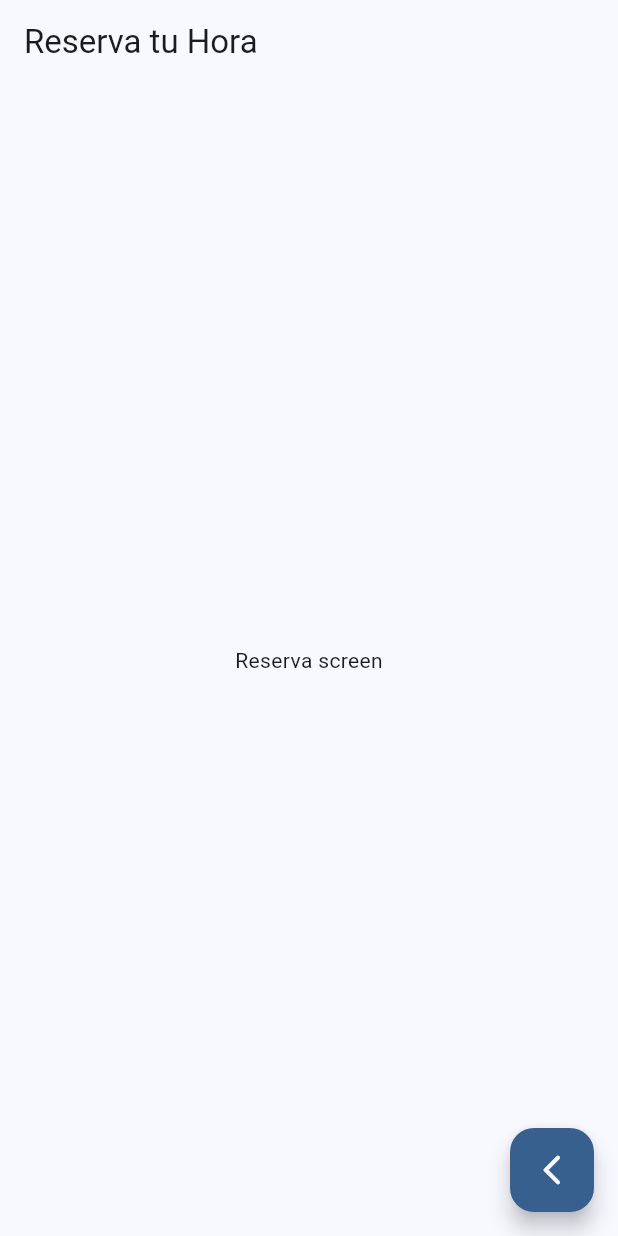
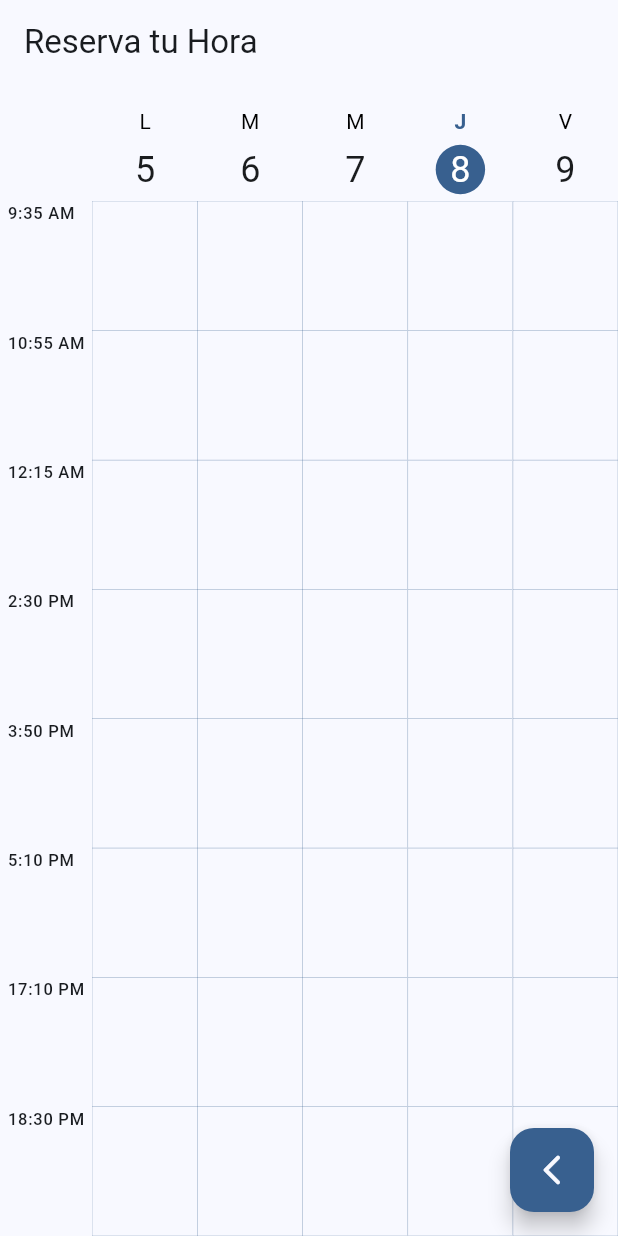
Before and after one commit to nattohd/gimnasio_app, a Flutter app: the ReservasScreen screen opened by its route, on a phone screen of 412 x 824 dp. Run offline on Flutter 3.47's test engine with Material 2 defaults, Android fonts, the phone set to English and light mode, and no system bars; our stand-ins replace flutter_custom_clippers, go_router, material_design_icons_flutter.

Commit message:
addin calendar

```diff
--- a/lib/src/screens/reservas/reservas_screen.dart
+++ b/lib/src/screens/reservas/reservas_screen.dart
@@ -1,4 +1,7 @@
 import 'package:flutter/material.dart';
+import 'package:gimnasio_app/src/screens/reservas/widgets/body_calendar.dart';
+import 'package:gimnasio_app/src/screens/reservas/widgets/grilla_calendar.dart';
+import 'package:gimnasio_app/src/screens/reservas/widgets/header_calendar.dart';
 import 'package:go_router/go_router.dart';
 
 class ReservasScreen extends StatelessWidget {
@@ -17,9 +20,13 @@ class ReservasScreen extends StatelessWidget {
           onPressed: () => context.pop(),
           child: const Icon(Icons.arrow_back_ios_new_rounded),
         ),
-      body: const Center(
-        child: Text('Reserva screen'),
-      ),
-    );
+        body: Column(
+          children: const [
+            HeaderCalendar(),
+            Expanded(
+              child: BodyCalendar(),
+            )
+          ],
+        ));
   }
 }
--- /dev/null
+++ b/lib/src/screens/reservas/widgets/body_calendar.dart
@@ -0,0 +1,44 @@
+import 'package:flutter/material.dart';
+import 'package:gimnasio_app/src/screens/reservas/widgets/grilla_calendar.dart';
+import 'package:gimnasio_app/src/shared/data/semana_data.dart';
+
+class BodyCalendar extends StatelessWidget {
+  const BodyCalendar({super.key});
+
+  @override
+  Widget build(BuildContext context) {
+    Size size = MediaQuery.of(context).size;
+    TextTheme textStyle = Theme.of(context).textTheme;
+    return SizedBox(
+      width: size.width,
+      child: LayoutBuilder(
+        builder: (BuildContext context, BoxConstraints constraints) {
+          double parentHeight = constraints.maxHeight;
+          // Utiliza parentWidth para realizar las operaciones que necesites
+          // con el ancho del contenedor padre
+          return Row(
+            children: [
+              Column(
+                children: hours.map((hour) {
+                  return Container(
+                    padding: const EdgeInsets.only(left: 5),
+                    width: size.width * .15,
+                    height: (parentHeight / 8),
+                    child: Text(
+                      hour['hour'],
+                      style: textStyle.labelSmall,
+                    ),
+                  );
+                }).toList(),
+              ),
+              Expanded(
+                child: GrillaCalendar(
+                    heightGrilla: parentHeight / 8, widthGrilla: 0.18),
+              ),
+            ],
+          );
+        },
+      ),
+    );
+  }
+}
--- /dev/null
+++ b/lib/src/screens/reservas/widgets/grilla_calendar.dart
@@ -0,0 +1,34 @@
+import 'package:flutter/material.dart';
+
+class GrillaCalendar extends StatelessWidget {
+  final double heightGrilla;
+  final double widthGrilla;
+  const GrillaCalendar(
+      {super.key, required this.heightGrilla, required this.widthGrilla});
+
+  @override
+  Widget build(BuildContext context) {
+    List<int> columnas = List<int>.generate(8, (index) => index);
+    Size size = MediaQuery.of(context).size;
+    final colors = Theme.of(context).colorScheme;
+    return Column(
+      children: columnas.map((i) {
+        List<int> filas = List<int>.generate(5, (index) => index);
+        return Row(
+          children: filas.map((i) {
+            return Container(
+              decoration: BoxDecoration(
+                border: Border.all(
+                  color: colors.primary,
+                  width: .1,
+                ),
+              ),
+              width: size.width * 0.85 / 5,
+              height: heightGrilla,
+            );
+          }).toList(),
+        );
+      }).toList(),
+    );
+  }
+}
--- /dev/null
+++ b/lib/src/screens/reservas/widgets/header_calendar.dart
@@ -0,0 +1,66 @@
+import 'package:flutter/material.dart';
+import 'package:gimnasio_app/src/shared/data/semana_data.dart';
+
+class HeaderCalendar extends StatelessWidget {
+  const HeaderCalendar({super.key});
+
+  @override
+  Widget build(BuildContext context) {
+    Size size = MediaQuery.of(context).size;
+    final textStyle = Theme.of(context).textTheme;
+    final colors = Theme.of(context).colorScheme;
+    print(textStyle.headlineSmall);
+    return Container(
+      width: size.width,
+      margin: EdgeInsets.only(left: size.width * 0.15),
+      child: Row(
+        mainAxisAlignment: MainAxisAlignment.center,
+        children: days.map((day) {
+          return Container(
+            height: size.width * 0.19,
+            width: size.width * 0.85 / 5,
+            padding: const EdgeInsets.all(15.0),
+            child: Column(
+              children: [
+                Text(
+                  day['abreviation'].toString(),
+                  style: TextStyle(
+                      color: day['currentDay'] ? colors.primary : Colors.black,
+                      fontWeight: day['currentDay']
+                          ? FontWeight.bold
+                          : FontWeight.normal),
+                ),
+                const SizedBox(
+                  height: 5,
+                ),
+                Stack(
+                  alignment: Alignment.center,
+                  children: [
+                    Container(
+                      width: size.width * 0.08,
+                      height: size.width * 0.08,
+                      decoration: day['currentDay']
+                          ? BoxDecoration(
+                              color: colors.primary,
+                              borderRadius: BorderRadius.circular(50))
+                          : null,
+                    ),
+                    Text(
+                      day['numDay'].toString(),
+                      style: TextStyle(
+                          fontSize: 24,
+                          color: day['currentDay']
+                              ? Colors.white
+                              : const Color(0xff1a1c1e)),
+                    ),
+                  ],
+                ),
+                // Convertir a String usando toString()
+              ],
+            ),
+          );
+        }).toList(),
+      ),
+    );
+  }
+}
--- /dev/null
+++ b/lib/src/shared/data/semana_data.dart
@@ -0,0 +1,43 @@
+List<Map<String, dynamic>> hours = [
+  {'hour': '9:35 AM'},
+  {'hour': '10:55 AM'},
+  {'hour': '12:15 AM'},
+  {'hour': '2:30 PM'},
+  {'hour': '3:50 PM'},
+  {'hour': '5:10 PM'},
+  {'hour': '17:10 PM'},
+  {'hour': '18:30 PM'},
+];
+
+List<Map<String, dynamic>> days = [
+  {
+    'abreviation': 'L',
+    'numDay': 5,
+    'currentDay': false,
+    'outRange': true,
+  },
+  {
+    'abreviation': 'M',
+    'numDay': 6,
+    'currentDay': false,
+    'outRange': true,
+  },
+  {
+    'abreviation': 'M',
+    'numDay': 7,
+    'currentDay': false,
+    'outRange': true,
+  },
+  {
+    'abreviation': 'J',
+    'numDay': 8,
+    'currentDay': true,
+    'outRange': false,
+  },
+  {
+    'abreviation': 'V',
+    'numDay': 9,
+    'currentDay': false,
+    'outRange': false,
+  },
+];
```
Lines whose indentation alone changed are shown as unchanged.
